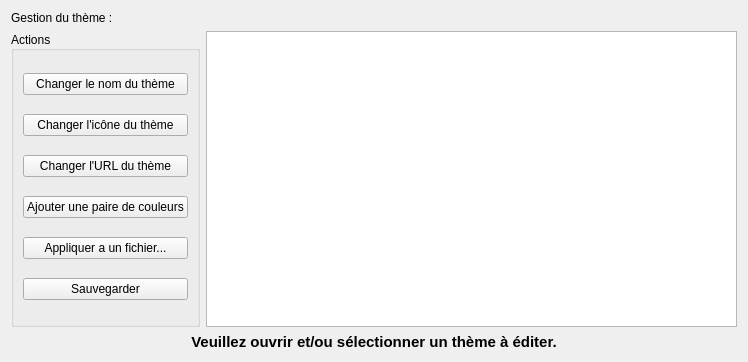
This is ui/themeeditor.ui in SchawnnDev/ColorThemeManager as Qt 5 draws it before an edit. The edited form follows.
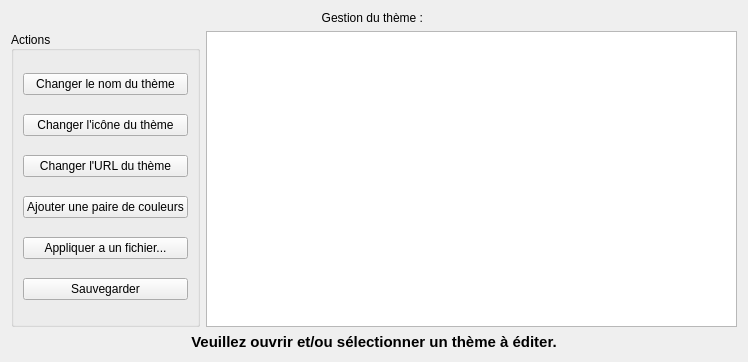
This is the edited form.

```diff
--- a/ui/themeeditor.ui
+++ b/ui/themeeditor.ui
@@ -19,6 +19,9 @@
      <property name="text">
       <string>Gestion du thème : &lt;nom&gt;</string>
      </property>
+     <property name="alignment">
+      <set>Qt::AlignCenter</set>
+     </property>
     </widget>
    </item>
    <item>
```
